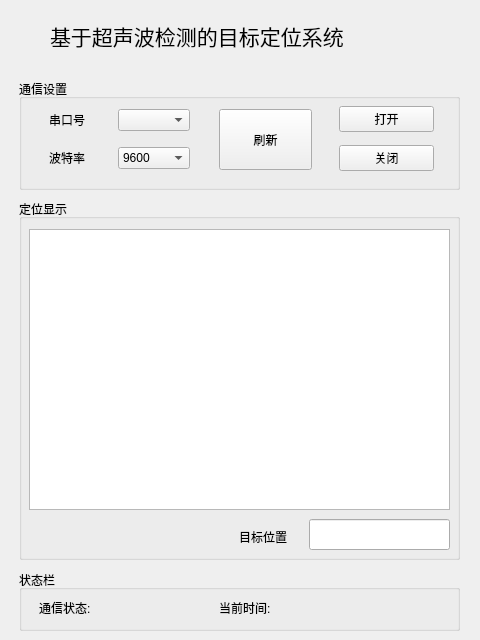
Above: interface.ui from lifzcn/UltrasonicPositioningDisplaySoftware before the change. Below: the same form after it.
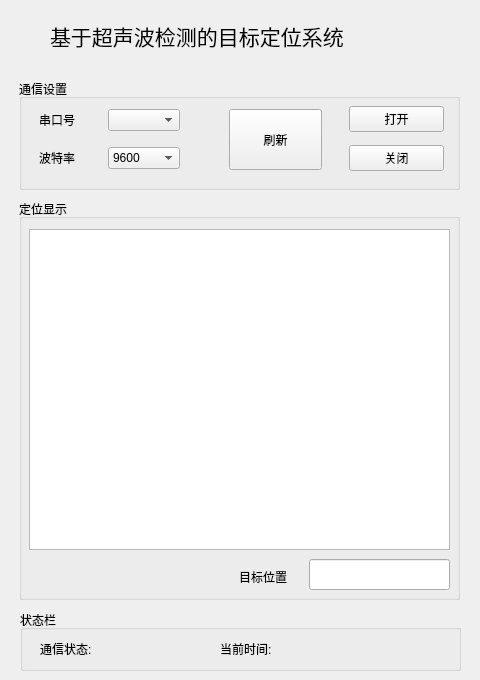
That is the form after the change. Custom widgets are drawn as their Qt base class.

The edit to the form file:
```diff
--- a/interface.ui
+++ b/interface.ui
@@ -7,9 +7,21 @@
     <x>0</x>
     <y>0</y>
     <width>480</width>
-    <height>640</height>
+    <height>680</height>
    </rect>
   </property>
+  <property name="minimumSize">
+   <size>
+    <width>480</width>
+    <height>680</height>
+   </size>
+  </property>
+  <property name="maximumSize">
+   <size>
+    <width>480</width>
+    <height>680</height>
+   </size>
+  </property>
   <property name="windowTitle">
    <string>Form</string>
   </property>
@@ -28,7 +40,7 @@
    <widget class="QPushButton" name="pushButton_UpdateSerialPort">
     <property name="geometry">
      <rect>
-      <x>200</x>
+      <x>210</x>
       <y>30</y>
       <width>93</width>
       <height>61</height>
@@ -41,7 +53,7 @@
    <widget class="QWidget" name="layoutWidget">
     <property name="geometry">
      <rect>
-      <x>30</x>
+      <x>20</x>
       <y>20</y>
       <width>141</width>
       <height>81</height>
@@ -84,7 +96,7 @@
    <widget class="QWidget" name="layoutWidget">
     <property name="geometry">
      <rect>
-      <x>320</x>
+      <x>330</x>
       <y>20</y>
       <width>95</width>
       <height>81</height>
@@ -114,7 +126,7 @@
      <x>19</x>
      <y>199</y>
      <width>441</width>
-     <height>361</height>
+     <height>401</height>
     </rect>
    </property>
    <property name="title">
@@ -124,7 +136,7 @@
     <property name="geometry">
      <rect>
       <x>290</x>
-      <y>320</y>
+      <y>360</y>
       <width>141</width>
       <height>31</height>
      </rect>
@@ -134,7 +146,7 @@
     <property name="geometry">
      <rect>
       <x>220</x>
-      <y>330</y>
+      <y>370</y>
       <width>60</width>
       <height>16</height>
      </rect>
@@ -143,13 +155,13 @@
      <string>目标位置</string>
     </property>
    </widget>
-   <widget class="QChartView" name="graphicsView_SystemDisplay">
+   <widget class="QGraphicsView" name="graphicsView_SystemDisplay">
     <property name="geometry">
      <rect>
       <x>10</x>
       <y>30</y>
       <width>421</width>
-      <height>281</height>
+      <height>321</height>
      </rect>
     </property>
    </widget>
@@ -175,8 +187,8 @@
   <widget class="QGroupBox" name="groupBox_3">
    <property name="geometry">
     <rect>
-     <x>19</x>
-     <y>570</y>
+     <x>20</x>
+     <y>610</y>
      <width>441</width>
      <height>61</height>
     </rect>
@@ -188,7 +200,7 @@
     <property name="geometry">
      <rect>
       <x>280</x>
-      <y>29</y>
+      <y>30</y>
       <width>151</width>
       <height>21</height>
      </rect>
@@ -201,7 +213,7 @@
     <property name="geometry">
      <rect>
       <x>90</x>
-      <y>29</y>
+      <y>30</y>
       <width>91</width>
       <height>21</height>
      </rect>
@@ -214,7 +226,7 @@
     <property name="geometry">
      <rect>
       <x>20</x>
-      <y>30</y>
+      <y>31</y>
       <width>72</width>
       <height>15</height>
      </rect>
@@ -227,7 +239,7 @@
     <property name="geometry">
      <rect>
       <x>200</x>
-      <y>30</y>
+      <y>31</y>
       <width>72</width>
       <height>15</height>
      </rect>
@@ -238,13 +250,6 @@
    </widget>
   </widget>
  </widget>
- <customwidgets>
-  <customwidget>
-   <class>QChartView</class>
-   <extends>QGraphicsView</extends>
-   <header location="global">PyQt5.QtChart</header>
-  </customwidget>
- </customwidgets>
  <resources/>
  <connections/>
 </ui>
```
